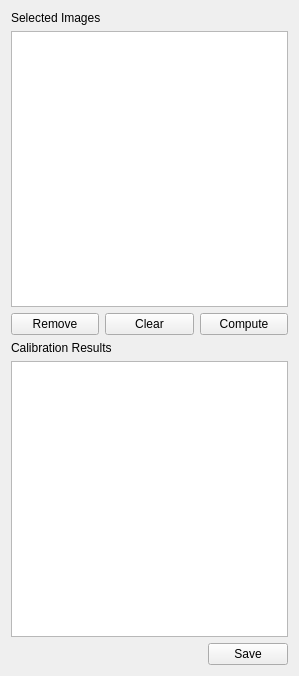
rmsalinas/ArUcoGUI, file modulecalibration/calibrationcontrolpanel.ui: the form before one commit.
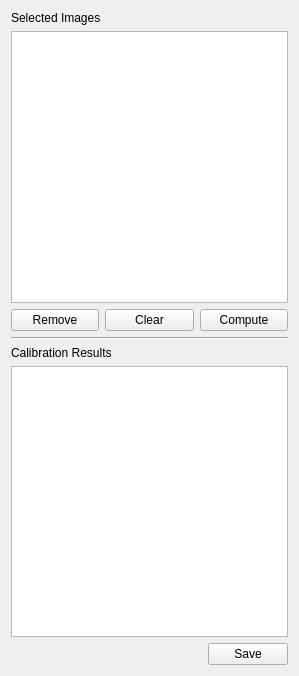
The form after the commit. Icons and pictures are not drawn.

```diff
--- a/modulecalibration/calibrationcontrolpanel.ui
+++ b/modulecalibration/calibrationcontrolpanel.ui
@@ -61,6 +61,13 @@
      </item>
     </layout>
    </item>
+   <item>
+    <widget class="Line" name="line">
+     <property name="orientation">
+      <enum>Qt::Horizontal</enum>
+     </property>
+    </widget>
+   </item>
    <item>
     <widget class="QLabel" name="label_3">
      <property name="text">
```
